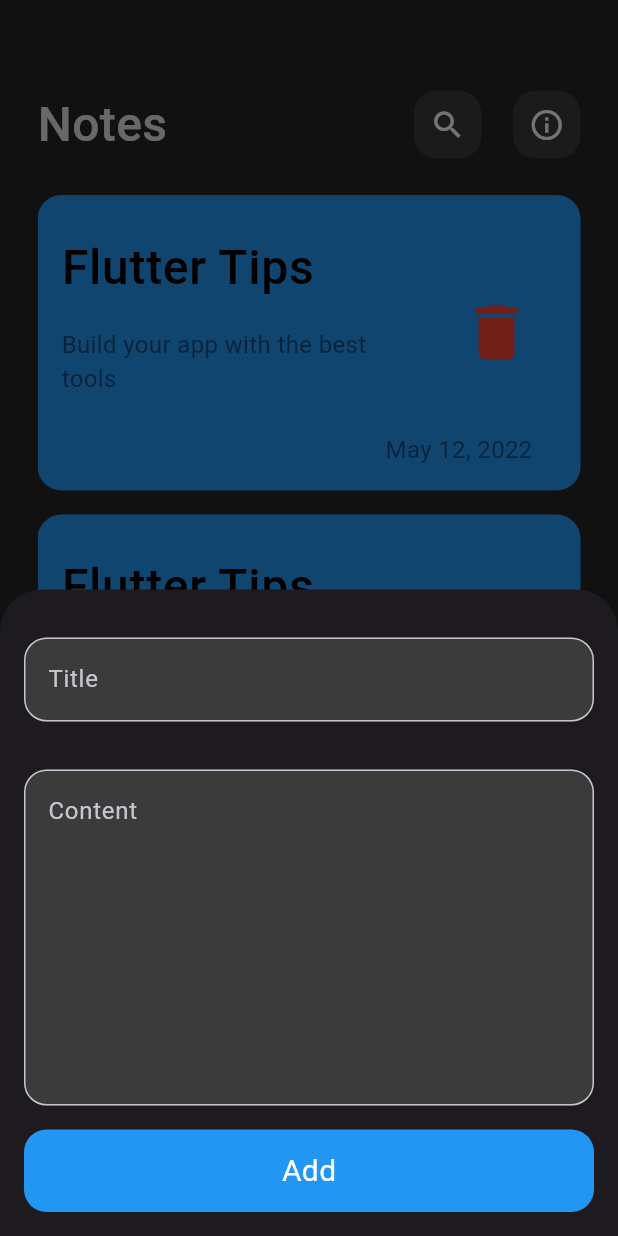
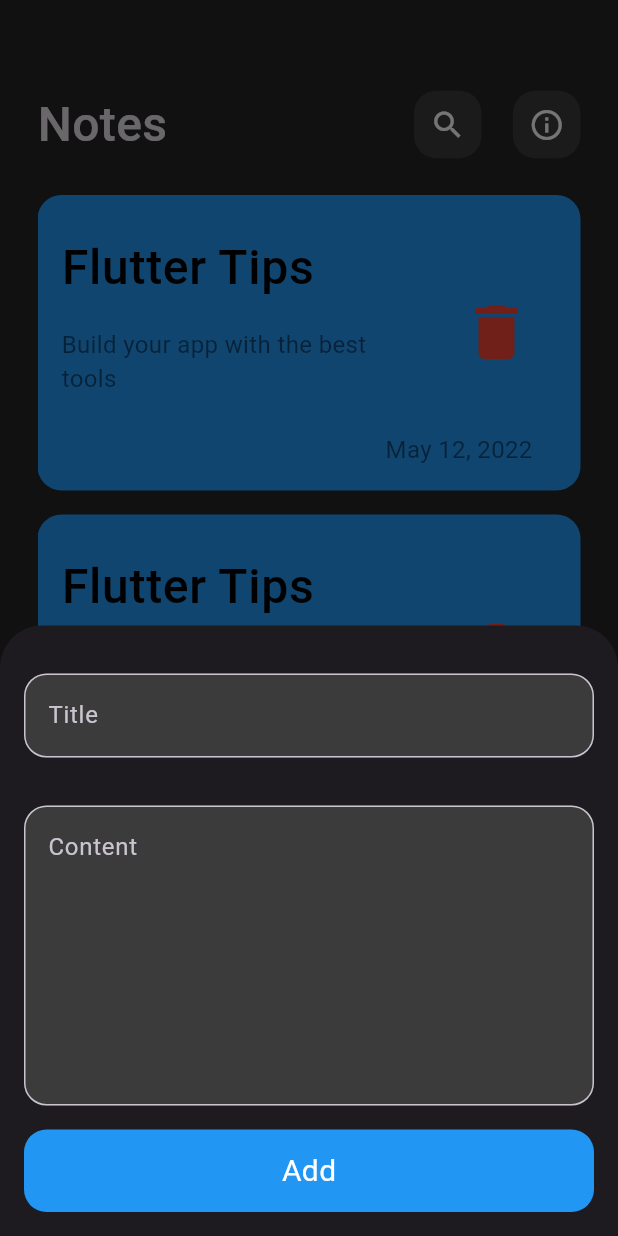
Before and after one commit to iMohamedMamdouh/notes_app, a Flutter app: the screen it shows after launch, after a tap on the "add" icon, on a phone screen of 412 x 824 dp. Run offline on Flutter 3.47's test engine with Material 3 defaults, Android fonts, the phone set to English and light mode, and no system bars; our stand-ins replace bloc, hive, hive_flutter; accounts and stored records are empty.

Commit message:
create notes_cubit

```diff
--- a/lib/constants.dart
+++ b/lib/constants.dart
@@ -1,3 +1,4 @@
 import 'package:flutter/material.dart';
 
 const kPrimaryColor = Color(0xFF252525);
+const kNotesBox = 'notes_box';
--- /dev/null
+++ b/lib/cubits/cubit/notes_state.dart
@@ -0,0 +1,6 @@
+part of 'notes_cubit.dart';
+
+@immutable
+sealed class NotesState {}
+
+final class NotesInitial extends NotesState {}
--- a/lib/main.dart
+++ b/lib/main.dart
@@ -6,7 +6,7 @@ import 'package:notes_app/views/notes_view.dart';
 
 void main() async {
   await Hive.initFlutter();
-  Hive.openBox(kNotesBox);
+  await Hive.openBox(kNotesBox);
   runApp(const NotesApp());
 }
 
--- a/lib/views/notes_view.dart
+++ b/lib/views/notes_view.dart
@@ -8,7 +8,9 @@ class NotesView extends StatelessWidget {
   @override
   Widget build(BuildContext context) {
     return Scaffold(
-      floatingActionButton: FloatingActionButton(
+      floatingActionButton: Padding(
+        padding: const EdgeInsets.all(16.0),
+        child: FloatingActionButton(
           elevation: 4,
           shape: RoundedRectangleBorder(
             borderRadius: BorderRadius.circular(50),
@@ -25,7 +27,7 @@ class NotesView extends StatelessWidget {
             size: 32,
           ),
         ),
-      floatingActionButtonLocation: FloatingActionButtonLocation.centerFloat,
+      ),
       body: const NotesViewBody(),
     );
   }
--- a/lib/views/widgets/add_note_button_sheet.dart
+++ b/lib/views/widgets/add_note_button_sheet.dart
@@ -10,19 +10,61 @@ class AddNoteButtonSheet extends StatelessWidget {
     return const Padding(
       padding: EdgeInsets.all(16.0),
       child: SingleChildScrollView(
-        child: Column(
-          children: [
-            CustomTextfield(
-              hintText: 'Title',
-            ),
-            CustomTextfield(
-              hintText: 'Content',
-              maxlines: 8,
-            ),
-            CustomButton(),
-          ],
-        ),
+        child: AddNoteForm(),
       ),
     );
   }
 }
+
+class AddNoteForm extends StatefulWidget {
+  const AddNoteForm({
+    super.key,
+  });
+
+  @override
+  State<AddNoteForm> createState() => _AddNoteFormState();
+}
+
+class _AddNoteFormState extends State<AddNoteForm> {
+  final GlobalKey<FormState> formKey = GlobalKey<FormState>();
+
+  AutovalidateMode autovalidateMode = AutovalidateMode.disabled;
+
+  String? title, subtitle;
+  @override
+  Widget build(BuildContext context) {
+    return Form(
+      key: formKey, // Ensure the formKey is assigned to the Form widget
+      autovalidateMode: autovalidateMode,
+      child: Column(
+        children: [
+          CustomTextfield(
+            onSaved: (value) {
+              title = value;
+            },
+            hintText: 'Title',
+          ),
+          CustomTextfield(
+            onSaved: (value) {
+              subtitle = value;
+            },
+            hintText: 'Content',
+            maxlines: 7,
+          ),
+          CustomButton(
+            onTap: () {
+              if (formKey.currentState!.validate()) {
+                formKey.currentState!.save();
+                Navigator.pop(context);
+              } else {
+                setState(() {
+                  autovalidateMode = AutovalidateMode.always;
+                });
+              }
+            },
+          ),
+        ],
+      ),
+    );
+  }
+}
--- a/lib/views/widgets/custom_button.dart
+++ b/lib/views/widgets/custom_button.dart
@@ -1,11 +1,15 @@
 import 'package:flutter/material.dart';
 
 class CustomButton extends StatelessWidget {
-  const CustomButton({super.key});
+  const CustomButton({super.key, this.onTap});
+
+  final void Function()? onTap;
 
   @override
   Widget build(BuildContext context) {
-    return Container(
+    return GestureDetector(
+      onTap: onTap,
+      child: Container(
         width: MediaQuery.of(context).size.width,
         height: 55,
         decoration: BoxDecoration(
@@ -18,6 +22,7 @@ class CustomButton extends StatelessWidget {
             style: TextStyle(color: Colors.white, fontSize: 20),
           ),
         ),
+      ),
     );
   }
 }
--- a/lib/views/widgets/custom_textfield.dart
+++ b/lib/views/widgets/custom_textfield.dart
@@ -1,16 +1,27 @@
 import 'package:flutter/material.dart';
 
 class CustomTextfield extends StatelessWidget {
-  const CustomTextfield({super.key, required this.hintText, this.maxlines = 1});
+  const CustomTextfield(
+      {super.key, required this.hintText, this.maxlines = 1, this.onSaved});
 
   final String hintText;
   final int maxlines;
+
+  final void Function(String?)? onSaved;
 
   @override
   Widget build(BuildContext context) {
     return Padding(
       padding: const EdgeInsets.symmetric(vertical: 16.0),
-      child: TextField(
+      child: TextFormField(
+        validator: (value) {
+          if (value?.isEmpty ?? true) {
+            return 'Please enter some text';
+          } else {
+            return null;
+          }
+        },
+        onSaved: onSaved,
         maxLines: maxlines,
         decoration: InputDecoration(
           hintText: hintText,
--- a/pubspec.yaml
+++ b/pubspec.yaml
@@ -28,8 +28,10 @@ environment:
 # the latest version available on pub.dev. To see which dependencies have newer
 # versions available, run `flutter pub outdated`.
 dependencies:
+
   flutter:
     sdk: flutter
+  path_provider: ^2.0.9
 
 
   # The following adds the Cupertino Icons font to your application.
@@ -37,6 +39,7 @@ dependencies:
   cupertino_icons: ^1.0.6
   hive: ^2.2.3
   hive_flutter: ^1.1.0
+  bloc: ^8.1.4
 
 dev_dependencies:
   hive_generator: ^2.0.1
```
Also changed, not shown: lib/cubits/cubit/notes_cubit.dart (added, +8 -0 lines), pubspec.lock. Lines whose indentation alone changed are shown as unchanged.
